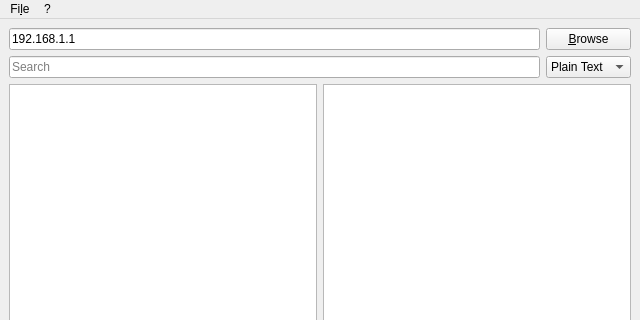
Above: qmclientwidget.ui from teknoraver/qmclient before the change; both pictures show x 0 to 640 and y 0 to 320 of the 640 by 480 pixel window. Below: the same form after it.
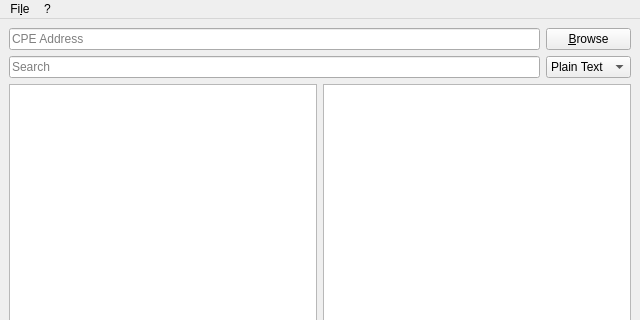
That is the form after the change. Icons and pictures are not drawn.

```diff
--- a/qmclientwidget.ui
+++ b/qmclientwidget.ui
@@ -55,7 +55,7 @@
     <item row="0" column="0">
      <widget class="QLineEdit" name="cpeip">
       <property name="text">
-       <string>192.168.1.1</string>
+       <string/>
       </property>
       <property name="placeholderText">
        <string>CPE Address</string>
```
Left out of the diff: 3 changed lines with no effect on the pictures.
